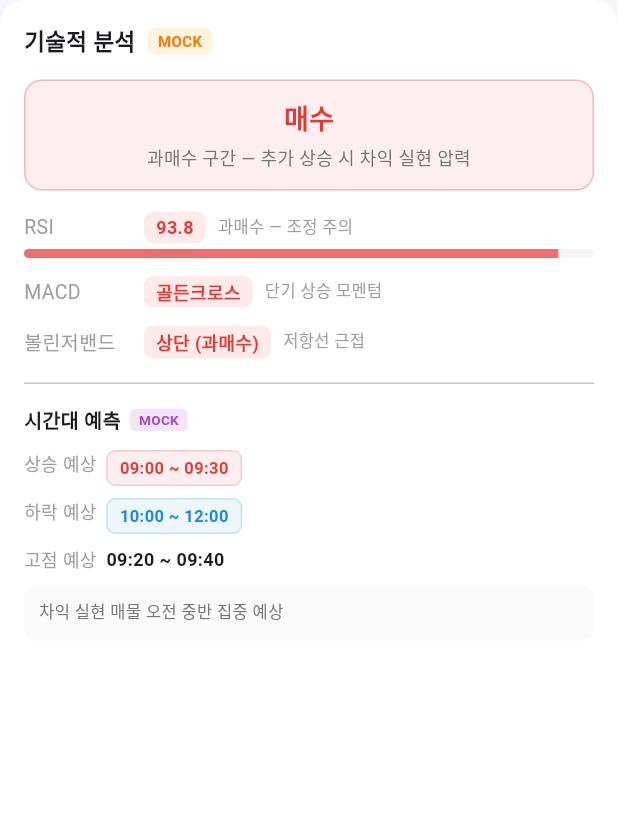
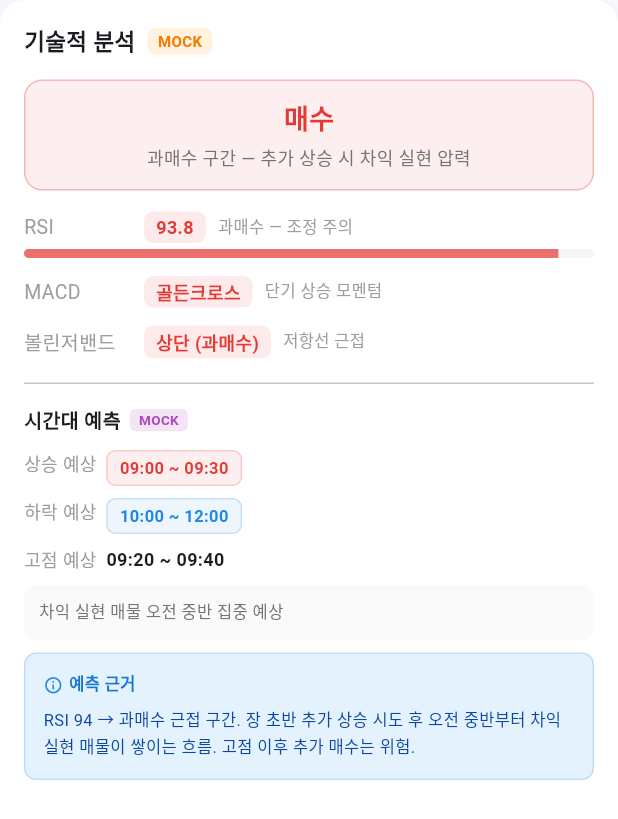
Before and after one commit to Haelim-lee/Money_Flow, a Flutter app: the _TechnicalAnalysis widget shown alone on an empty page, opened directly with sample values from the repository, on a phone screen of 412 x 824 dp. Shown: the top 819 px of the screen. Run offline on Flutter 3.47's test engine with Material 3 defaults, Android fonts, the phone set to English and light mode, and no system bars; our stand-ins replace fl_chart; network calls fail.

Commit message:
v1.2.1: 시간대 예측 근거 설명 추가

```diff
--- a/lib/screens/chart_screen.dart
+++ b/lib/screens/chart_screen.dart
@@ -357,6 +357,7 @@ class _TechnicalAnalysis extends StatelessWidget {
         'fall': ['10:00 ~ 10:30'],
         'peak': '13:30 ~ 14:00',
         'note': '장 초반 강세 후 잠시 눌림, 오후 재상승 패턴',
+        'reason': 'RSI ${rsi.toStringAsFixed(0)} → 과매도 상태라 저가 매수세 유입 가능성이 높고, MACD 골든크로스로 단기 상승 모멘텀이 형성됨. 이 조합에서 장 초반 급등 후 차익 실현 눌림, 오후 재매수 패턴이 자주 관찰됨.',
       };
     }
     if (rsi > 65 && macd == '데드크로스') {
@@ -365,6 +366,7 @@ class _TechnicalAnalysis extends StatelessWidget {
         'fall': ['09:30 ~ 11:00', '14:00 ~ 15:20'],
         'peak': '09:10 ~ 09:20 (이미 고점 가능성)',
         'note': '장 초반 매도 압력 강함, 오후 추가 하락 주의',
+        'reason': 'RSI ${rsi.toStringAsFixed(0)} → 과매수 구간으로 차익 실현 압력이 크고, MACD 데드크로스로 단기 하락 모멘텀 진입. 이 조합은 장 초반 소폭 반등 후 매도세가 몰리는 패턴이 많음.',
       };
     }
     if (rsi < 40) {
@@ -373,6 +375,7 @@ class _TechnicalAnalysis extends StatelessWidget {
         'fall': ['09:00 ~ 10:00'],
         'peak': '15:00 ~ 15:20',
         'note': '저가 매수세 오전 후반~오후 유입 가능성',
+        'reason': 'RSI ${rsi.toStringAsFixed(0)} → 과매도 근접 구간. 장 초반 매도 잔여 물량 소화 후 오전 후반부터 저가 매수세 유입이 기대됨. 오후 장 마감 전 수급 집중 패턴.',
       };
     }
     if (rsi > 60) {
@@ -381,6 +384,7 @@ class _TechnicalAnalysis extends StatelessWidget {
         'fall': ['10:00 ~ 12:00'],
         'peak': '09:20 ~ 09:40',
         'note': '차익 실현 매물 오전 중반 집중 예상',
+        'reason': 'RSI ${rsi.toStringAsFixed(0)} → 과매수 근접 구간. 장 초반 추가 상승 시도 후 오전 중반부터 차익 실현 매물이 쌓이는 흐름. 고점 이후 추가 매수는 위험.',
       };
     }
     if (macd == '골든크로스') {
@@ -389,6 +393,7 @@ class _TechnicalAnalysis extends StatelessWidget {
         'fall': ['11:00 ~ 13:00'],
         'peak': '14:30 ~ 15:00',
         'note': '오전 급등 후 점심 눌림, 오후 2차 상승 패턴',
+        'reason': 'MACD 골든크로스 → 단기 이동평균이 장기 이동평균을 상향 돌파해 상승 모멘텀 형성. RSI는 중립권이라 과매수 부담 없음. 전형적인 오전 강세 → 점심 눌림 → 오후 재상승 패턴.',
       };
     }
     if (macd == '데드크로스') {
@@ -397,6 +402,7 @@ class _TechnicalAnalysis extends StatelessWidget {
         'fall': ['09:30 ~ 11:30', '14:30 ~ 15:20'],
         'peak': '없음 (하락 추세)',
         'note': '점심 전후 기술적 반등 외 추세적 하락',
+        'reason': 'MACD 데드크로스 → 단기 이동평균이 장기 이동평균 하향 돌파해 하락 압력 지속. 점심 전후 짧은 기술적 반등 가능하나 추세 전환 신호 없으면 매도 관점 유지 권장.',
       };
     }
     return {
@@ -404,6 +410,7 @@ class _TechnicalAnalysis extends StatelessWidget {
       'fall': ['특정 시간대 없음'],
       'peak': '불명확',
       'note': '뚜렷한 패턴 없음 — 관망 권장',
+      'reason': 'RSI ${rsi.toStringAsFixed(0)}이 중립권이고 MACD도 뚜렷한 방향성이 없어 특정 시간대를 예측하기 어려운 상태.',
     };
   }
 
@@ -597,6 +604,39 @@ class _TechnicalAnalysis extends StatelessWidget {
                   child: Text(zones['note'] as String,
                       style: TextStyle(
                           color: Colors.grey.shade600, fontSize: 11)),
+                ),
+                const SizedBox(height: 8),
+                Container(
+                  width: double.infinity,
+                  padding: const EdgeInsets.all(12),
+                  decoration: BoxDecoration(
+                    color: Colors.blue.shade50,
+                    borderRadius: BorderRadius.circular(8),
+                    border: Border.all(color: Colors.blue.shade100),
+                  ),
+                  child: Column(
+                    crossAxisAlignment: CrossAxisAlignment.start,
+                    children: [
+                      Row(
+                        children: [
+                          Icon(Icons.info_outline,
+                              size: 13, color: Colors.blue.shade600),
+                          const SizedBox(width: 4),
+                          Text('예측 근거',
+                              style: TextStyle(
+                                  fontWeight: FontWeight.bold,
+                                  fontSize: 11,
+                                  color: Colors.blue.shade700)),
+                        ],
+                      ),
+                      const SizedBox(height: 6),
+                      Text(zones['reason'] as String,
+                          style: TextStyle(
+                              color: Colors.blue.shade900,
+                              fontSize: 11,
+                              height: 1.6)),
+                    ],
+                  ),
                 ),
               ],
             );
```
